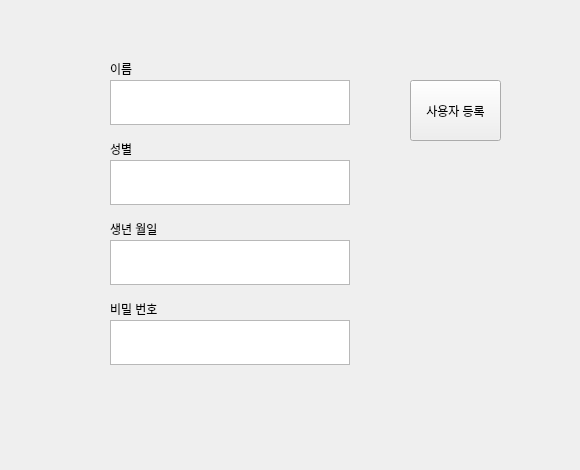
addinedu-ros-4th/deeplearning-repo-6, file userSetting.ui: the form before one commit.
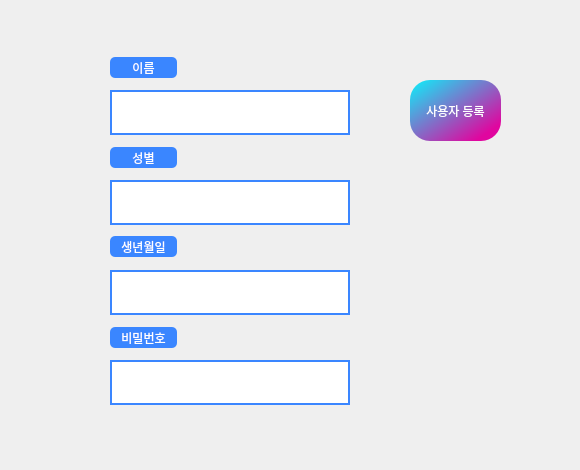
The form after the commit.

Diff of the .ui file:
```diff
--- a/userSetting.ui
+++ b/userSetting.ui
@@ -17,93 +17,153 @@
    <property name="geometry">
     <rect>
      <x>110</x>
-     <y>60</y>
+     <y>57</y>
      <width>67</width>
-     <height>17</height>
+     <height>21</height>
     </rect>
    </property>
+   <property name="styleSheet">
+    <string notr="true">	color: white;
+	background-color: rgb(58, 134, 255);
+	border-radius: 5px;
+</string>
+   </property>
    <property name="text">
     <string>이름</string>
    </property>
+   <property name="alignment">
+    <set>Qt::AlignCenter</set>
+   </property>
   </widget>
   <widget class="QTextEdit" name="Txt_name">
    <property name="geometry">
     <rect>
      <x>110</x>
-     <y>80</y>
+     <y>90</y>
      <width>240</width>
      <height>45</height>
     </rect>
    </property>
+   <property name="styleSheet">
+    <string notr="true">
+	color: rgb(58, 134, 255);
+	background-color: white;
+	border: 2px solid rgb(58, 134, 255);</string>
+   </property>
   </widget>
   <widget class="QTextEdit" name="Txt_gender">
    <property name="geometry">
     <rect>
      <x>110</x>
-     <y>160</y>
+     <y>180</y>
      <width>240</width>
      <height>45</height>
     </rect>
    </property>
+   <property name="styleSheet">
+    <string notr="true">
+	color: rgb(58, 134, 255);
+	background-color: white;
+	border: 2px solid rgb(58, 134, 255);</string>
+   </property>
   </widget>
   <widget class="QLabel" name="Label_gender">
    <property name="geometry">
     <rect>
      <x>110</x>
-     <y>140</y>
+     <y>147</y>
      <width>67</width>
-     <height>17</height>
+     <height>21</height>
     </rect>
    </property>
+   <property name="styleSheet">
+    <string notr="true">	color: white;
+	background-color: rgb(58, 134, 255);
+	border-radius: 5px;
+</string>
+   </property>
    <property name="text">
     <string>성별</string>
    </property>
+   <property name="alignment">
+    <set>Qt::AlignCenter</set>
+   </property>
   </widget>
   <widget class="QTextEdit" name="Txt_birth">
    <property name="geometry">
     <rect>
      <x>110</x>
-     <y>240</y>
+     <y>270</y>
      <width>240</width>
      <height>45</height>
     </rect>
    </property>
+   <property name="styleSheet">
+    <string notr="true">
+	color: rgb(58, 134, 255);
+	background-color: white;
+	border: 2px solid rgb(58, 134, 255);</string>
+   </property>
   </widget>
   <widget class="QLabel" name="Label_birth">
    <property name="geometry">
     <rect>
      <x>110</x>
-     <y>220</y>
+     <y>236</y>
      <width>67</width>
-     <height>17</height>
+     <height>21</height>
     </rect>
    </property>
+   <property name="styleSheet">
+    <string notr="true">	color: white;
+	background-color: rgb(58, 134, 255);
+	border-radius: 5px;
+</string>
+   </property>
    <property name="text">
-    <string>생년 월일</string>
+    <string>생년월일</string>
+   </property>
+   <property name="alignment">
+    <set>Qt::AlignCenter</set>
    </property>
   </widget>
   <widget class="QLabel" name="Label_pw">
    <property name="geometry">
     <rect>
      <x>110</x>
-     <y>300</y>
+     <y>327</y>
      <width>67</width>
-     <height>17</height>
+     <height>21</height>
     </rect>
    </property>
+   <property name="styleSheet">
+    <string notr="true">	color: white;
+	background-color: rgb(58, 134, 255);
+	border-radius: 5px;
+</string>
+   </property>
    <property name="text">
-    <string>비밀 번호</string>
+    <string>비밀번호</string>
+   </property>
+   <property name="alignment">
+    <set>Qt::AlignCenter</set>
    </property>
   </widget>
   <widget class="QTextEdit" name="Txt_pw">
    <property name="geometry">
     <rect>
      <x>110</x>
-     <y>320</y>
+     <y>360</y>
      <width>240</width>
      <height>45</height>
     </rect>
    </property>
+   <property name="styleSheet">
+    <string notr="true">
+	color: rgb(58, 134, 255);
+	background-color: white;
+	border: 2px solid rgb(58, 134, 255);</string>
+   </property>
   </widget>
   <widget class="QPushButton" name="Btn_regist">
    <property name="geometry">
@@ -114,6 +174,11 @@
      <height>61</height>
     </rect>
    </property>
+   <property name="styleSheet">
+    <string notr="true">color: white;
+	background-color: qlineargradient(spread:pad, x1:0, y1:0, x2:0.857143, y2:0.857955, stop:0 rgba(10, 242, 251, 255), stop:1 rgba(224, 6, 159, 255));
+	border-radius: 20px;</string>
+   </property>
    <property name="text">
     <string>사용자 등록</string>
    </property>
```
